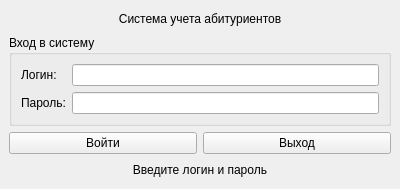
Panamka207/applicant_tracking, file ui/login.ui: the form before one commit.
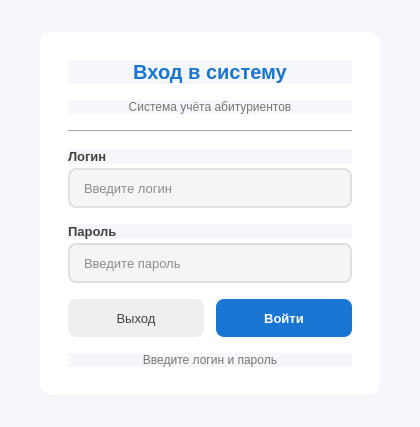
The form after the commit.

```diff
--- a/ui/login.ui
+++ b/ui/login.ui
@@ -6,86 +6,239 @@
    <rect>
     <x>0</x>
     <y>0</y>
-    <width>400</width>
-    <height>189</height>
+    <width>420</width>
+    <height>340</height>
    </rect>
   </property>
   <property name="windowTitle">
    <string>Авторизация</string>
   </property>
+  <property name="styleSheet">
+   <string notr="true">
+QMainWindow, QWidget {
+    background-color: #F5F7FA;
+}
+QLabel#titleLabel {
+    font-size: 20px;
+    font-weight: bold;
+    color: #1976D2;
+}
+QLabel#subtitleLabel {
+    font-size: 12px;
+    color: #757575;
+}
+QLabel#fieldLabel {
+    font-size: 13px;
+    color: #424242;
+    font-weight: bold;
+}
+QLabel#status_label {
+    font-size: 12px;
+    color: #757575;
+}
+QWidget#card {
+    background-color: #FFFFFF;
+    border-radius: 12px;
+}
+QLineEdit {
+    background-color: #F5F5F5;
+    border: 1.5px solid #E0E0E0;
+    border-radius: 8px;
+    color: #212121;
+    font-size: 13px;
+    min-height: 36px;
+    padding: 0 12px;
+}
+QLineEdit:focus {
+    border: 1.5px solid #1976D2;
+    background-color: #FFFFFF;
+}
+QPushButton#login_btn {
+    background-color: #1976D2;
+    color: #FFFFFF;
+    border: none;
+    border-radius: 8px;
+    font-size: 13px;
+    font-weight: bold;
+    min-height: 38px;
+    padding: 0 20px;
+}
+QPushButton#login_btn:hover {
+    background-color: #1565C0;
+}
+QPushButton#login_btn:pressed {
+    background-color: #0D47A1;
+}
+QPushButton#exit_btn {
+    background-color: #EEEEEE;
+    color: #424242;
+    border: none;
+    border-radius: 8px;
+    font-size: 13px;
+    min-height: 38px;
+    padding: 0 20px;
+}
+QPushButton#exit_btn:hover {
+    background-color: #E0E0E0;
+}
+QPushButton#exit_btn:pressed {
+    background-color: #BDBDBD;
+}
+   </string>
+  </property>
   <widget class="QWidget" name="centralwidget">
-   <layout class="QVBoxLayout" name="verticalLayout">
+   <layout class="QVBoxLayout" name="outerLayout">
+    <property name="spacing">
+     <number>0</number>
+    </property>
+    <property name="leftMargin">
+     <number>40</number>
+    </property>
+    <property name="topMargin">
+     <number>32</number>
+    </property>
+    <property name="rightMargin">
+     <number>40</number>
+    </property>
+    <property name="bottomMargin">
+     <number>32</number>
+    </property>
     <item>
-     <widget class="QLabel" name="label">
-      <property name="text">
-       <string>Система учета абитуриентов</string>
-      </property>
-      <property name="alignment">
-       <set>Qt::AlignmentFlag::AlignCenter</set>
-      </property>
-     </widget>
-    </item>
-    <item>
-     <widget class="QGroupBox" name="groupBox">
-      <property name="title">
-       <string>Вход в систему</string>
-      </property>
-      <layout class="QGridLayout" name="gridLayout">
-       <item row="0" column="0">
-        <widget class="QLabel" name="label_2">
+     <widget class="QWidget" name="card">
+      <layout class="QVBoxLayout" name="cardLayout">
+       <property name="spacing">
+        <number>16</number>
+       </property>
+       <property name="leftMargin">
+        <number>28</number>
+       </property>
+       <property name="topMargin">
+        <number>28</number>
+       </property>
+       <property name="rightMargin">
+        <number>28</number>
+       </property>
+       <property name="bottomMargin">
+        <number>28</number>
+       </property>
+       <!-- Заголовок -->
+       <item>
+        <widget class="QLabel" name="titleLabel">
          <property name="text">
-          <string>Логин:</string>
+          <string>Вход в систему</string>
          </property>
+         <property name="alignment">
+          <set>Qt::AlignmentFlag::AlignCenter</set>
+         </property>
         </widget>
        </item>
-       <item row="0" column="1">
-        <widget class="QLineEdit" name="login_input"/>
-       </item>
-       <item row="1" column="0">
-        <widget class="QLabel" name="label_3">
+       <item>
+        <widget class="QLabel" name="subtitleLabel">
          <property name="text">
-          <string>Пароль:</string>
+          <string>Система учёта абитуриентов</string>
          </property>
+         <property name="alignment">
+          <set>Qt::AlignmentFlag::AlignCenter</set>
+         </property>
         </widget>
        </item>
-       <item row="1" column="1">
-        <widget class="QLineEdit" name="password_input">
-         <property name="echoMode">
-          <enum>QLineEdit::EchoMode::Password</enum>
+       <!-- Разделитель -->
+       <item>
+        <widget class="QFrame" name="divider">
+         <property name="frameShape">
+          <enum>QFrame::Shape::HLine</enum>
+         </property>
+         <property name="frameShadow">
+          <enum>QFrame::Shadow::Sunken</enum>
+         </property>
+        </widget>
+       </item>
+       <!-- Логин -->
+       <item>
+        <layout class="QVBoxLayout">
+         <property name="spacing">
+          <number>4</number>
+         </property>
+         <item>
+          <widget class="QLabel" name="fieldLabel">
+           <property name="text">
+            <string>Логин</string>
+           </property>
+          </widget>
+         </item>
+         <item>
+          <widget class="QLineEdit" name="login_input">
+           <property name="placeholderText">
+            <string>Введите логин</string>
+           </property>
+          </widget>
+         </item>
+        </layout>
+       </item>
+       <!-- Пароль -->
+       <item>
+        <layout class="QVBoxLayout">
+         <property name="spacing">
+          <number>4</number>
+         </property>
+         <item>
+          <widget class="QLabel" name="fieldLabel_2">
+           <property name="text">
+            <string>Пароль</string>
+           </property>
+           <property name="styleSheet">
+            <string>font-size: 13px; color: #424242; font-weight: bold;</string>
+           </property>
+          </widget>
+         </item>
+         <item>
+          <widget class="QLineEdit" name="password_input">
+           <property name="echoMode">
+            <enum>QLineEdit::EchoMode::Password</enum>
+           </property>
+           <property name="placeholderText">
+            <string>Введите пароль</string>
+           </property>
+          </widget>
+         </item>
+        </layout>
+       </item>
+       <!-- Кнопки -->
+       <item>
+        <layout class="QHBoxLayout" name="btnLayout">
+         <property name="spacing">
+          <number>12</number>
+         </property>
+         <item>
+          <widget class="QPushButton" name="exit_btn">
+           <property name="text">
+            <string>Выход</string>
+           </property>
+          </widget>
+         </item>
+         <item>
+          <widget class="QPushButton" name="login_btn">
+           <property name="text">
+            <string>Войти</string>
+           </property>
+          </widget>
+         </item>
+        </layout>
+       </item>
+       <!-- Статус -->
+       <item>
+        <widget class="QLabel" name="status_label">
+         <property name="text">
+          <string>Введите логин и пароль</string>
+         </property>
+         <property name="alignment">
+          <set>Qt::AlignmentFlag::AlignCenter</set>
          </property>
         </widget>
        </item>
       </layout>
      </widget>
     </item>
-    <item>
-     <layout class="QHBoxLayout" name="horizontalLayout">
-      <item>
-       <widget class="QPushButton" name="login_btn">
-        <property name="text">
-         <string>Войти</string>
-        </property>
-       </widget>
-      </item>
-      <item>
-       <widget class="QPushButton" name="exit_btn">
-        <property name="text">
-         <string>Выход</string>
-        </property>
-       </widget>
-      </item>
-     </layout>
-    </item>
-    <item>
-     <widget class="QLabel" name="status_label">
-      <property name="text">
-       <string>Введите логин и пароль</string>
-      </property>
-      <property name="alignment">
-       <set>Qt::AlignmentFlag::AlignCenter</set>
-      </property>
-     </widget>
-    </item>
    </layout>
   </widget>
  </widget>
```
